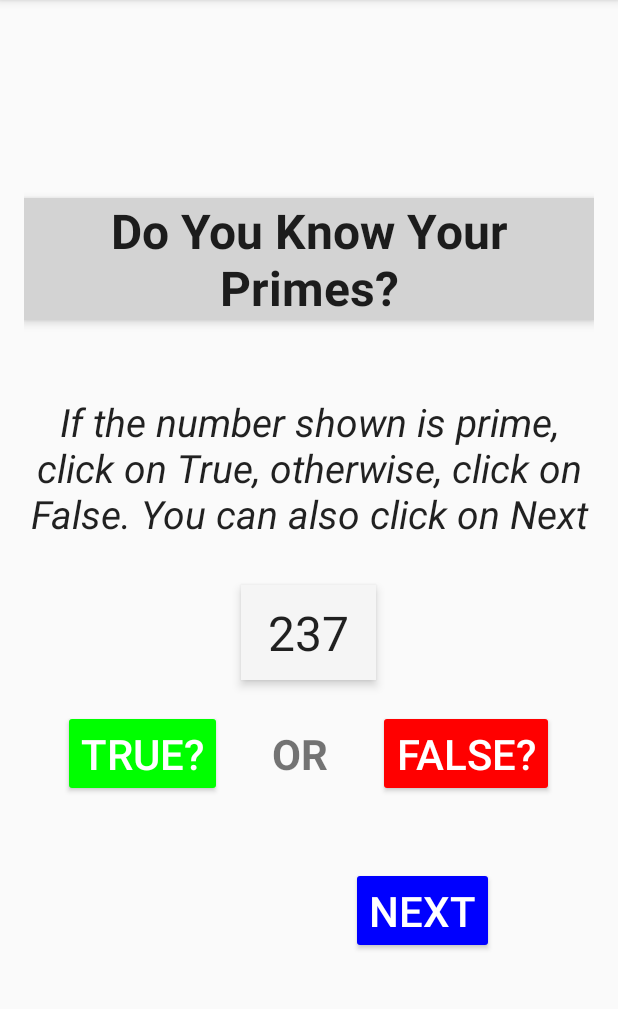
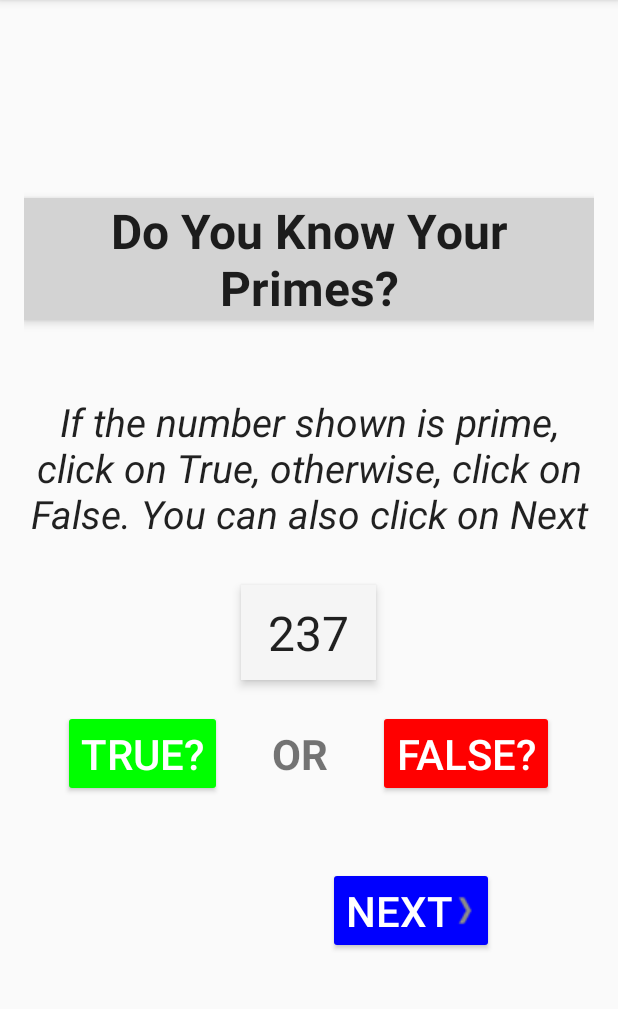
Before and after one commit to TanSA05/MC, an Android app: the screen it shows after launch (QuizActivity), on a phone screen of 412 x 824 dp, the part 84-1093 px from its top. Run offline under Robolectric (Android 15) with nearby library versions, the phone set to English and light mode, and no system bars.

Commit message:
Added arrow to Next Button

```diff
--- a/app/src/main/res/layout/activity_quiz.xml
+++ b/app/src/main/res/layout/activity_quiz.xml
@@ -89,6 +89,7 @@
         android:layout_height="wrap_content"
         android:text="@string/nextText"
         android:textSize="28sp"
-        android:layout_gravity="bottom|center_horizontal|right" />
+        android:layout_gravity="bottom|center_horizontal|right"
+        android:drawableRight="@drawable/arrow_right" />
 
 </LinearLayout>
```
